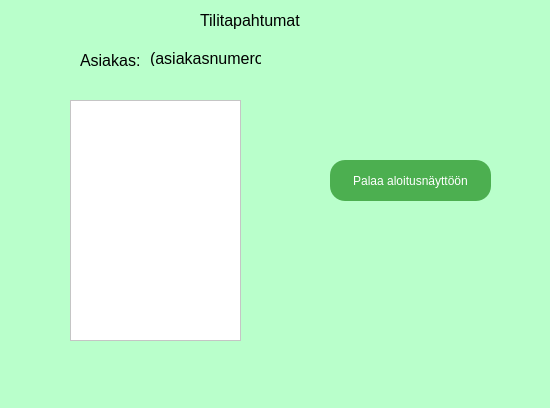
22kmo-project/group_5, file frontend/tilitapahtumat.ui: the form before one commit.
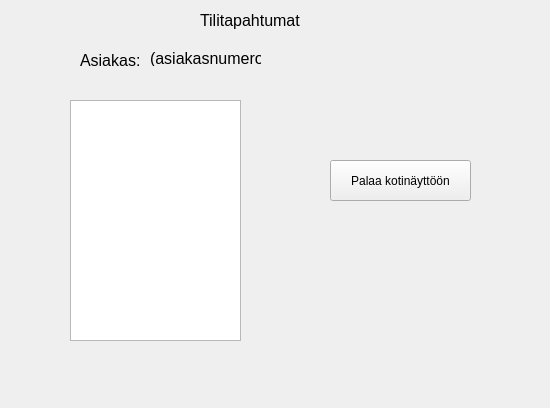
The form after the commit.

The edit to the form file:
```diff
--- a/frontend/tilitapahtumat.ui
+++ b/frontend/tilitapahtumat.ui
@@ -13,9 +13,6 @@
   <property name="windowTitle">
    <string>Form</string>
   </property>
-  <property name="styleSheet">
-   <string notr="true">background-color: rgb(185, 255, 203);</string>
-  </property>
   <widget class="QLabel" name="label">
    <property name="geometry">
     <rect>
@@ -43,35 +40,18 @@
      <height>241</height>
     </rect>
    </property>
-   <property name="styleSheet">
-    <string notr="true">background-color: rgb(255, 255, 255);</string>
-   </property>
   </widget>
   <widget class="QPushButton" name="alkuun_3">
    <property name="geometry">
     <rect>
      <x>330</x>
      <y>160</y>
-     <width>161</width>
+     <width>141</width>
      <height>41</height>
     </rect>
    </property>
-   <property name="styleSheet">
-    <string notr="true">display: inline-block;
-  padding: 10px 20px;
-  font-size: 12px;
-  cursor: pointer;
-  text-align: center;
-  text-decoration: none;
-  outline: none;
-  color: #fff;
-  background-color: #4CAF50;
-  border: none;
-  border-radius: 15px;
-  box-shadow: 0 9px #999;</string>
-   </property>
    <property name="text">
-    <string>Palaa aloitusnäyttöön</string>
+    <string>Palaa kotinäyttöön</string>
    </property>
   </widget>
   <widget class="QLabel" name="label_2">
```
